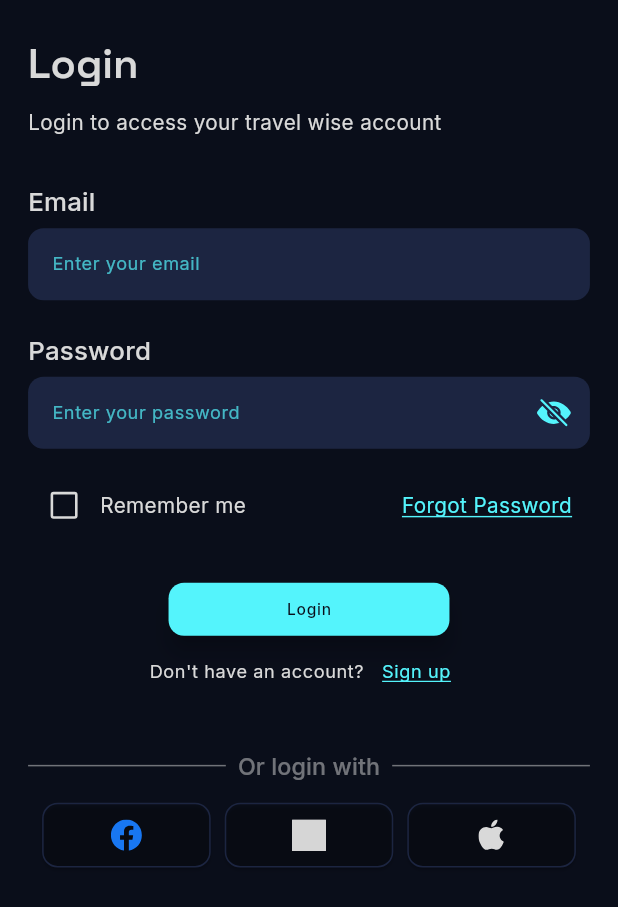
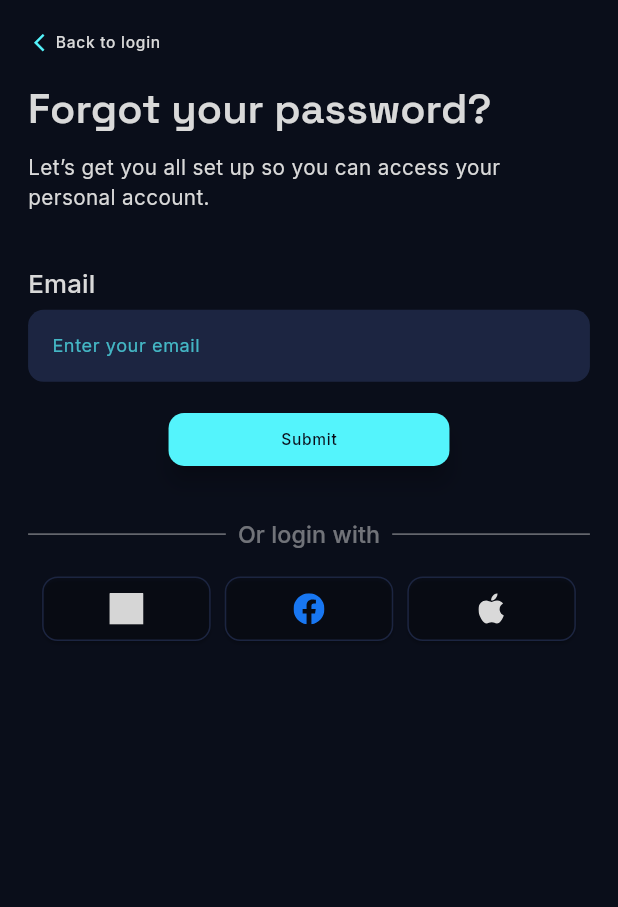
Before and after one commit to MoBakr99/NLeaks, a Flutter app: the screen it shows after launch, after a tap on "Forgot Password", on a phone screen of 412 x 824 dp. Shown: the top 907 px of the screen. Run offline on Flutter 3.47's test engine with Material 3 defaults, Android fonts, the phone set to English and light mode, and no system bars; our stand-ins replace flutter_screenutil, flutter_svg, google_fonts; grey boxes are pictures that could not be loaded.

Commit message:
Finished Authentication UI and added a splash screen

```diff
--- a/lib/core/constants/app_routes.dart
+++ b/lib/core/constants/app_routes.dart
@@ -1,7 +1,12 @@
 import 'package:flutter/widgets.dart';
+import 'package:n_leaks/features/auth/forgot_pass_page.dart';
+import 'package:n_leaks/features/auth/set_pass_page.dart';
+import 'package:n_leaks/features/auth/verify_code_page.dart';
+import 'package:n_leaks/splash_screen.dart';
 import 'package:n_leaks/features/auth/login_page.dart';
 import 'package:n_leaks/features/auth/signup_page.dart';
 
+const String splashRoute = '/splash';
 const String homeRoute = '/home';
 const String loginRoute = '/login';
 const String signupRoute = '/signup';
@@ -12,10 +17,11 @@ const String profileRoute = '/profile';
 const String settingsRoute = '/settings';
 
 Map<String, Widget Function(BuildContext)> get appRoutes => {
+  splashRoute: (context) => const SplashScreen(),
   homeRoute: (context) => const LoginPage(),
   loginRoute: (context) => const LoginPage(),
   signupRoute: (context) => const SignupPage(),
-  forgotPassRoute: (context) => const LoginPage(),
-  verifyCodeRoute: (context) => const LoginPage(),
-  resetPassRoute: (context) => const LoginPage(),
+  forgotPassRoute: (context) => const ForgotPassPage(),
+  verifyCodeRoute: (context) => const VerifyCodePage(),
+  resetPassRoute: (context) => const SetPassPage(),
 };
--- a/lib/features/auth/forgot_pass_page.dart
+++ b/lib/features/auth/forgot_pass_page.dart
@@ -0,0 +1,105 @@
+import 'package:flutter/material.dart';
+import 'package:flutter_screenutil/flutter_screenutil.dart';
+import 'package:n_leaks/core/constants/app_routes.dart';
+import 'package:n_leaks/core/widgets/named_text_field.dart';
+import 'package:n_leaks/features/auth/widgets/app_button.dart';
+import 'package:n_leaks/features/auth/widgets/or_divider.dart';
+import 'package:n_leaks/features/auth/widgets/social_buttons.dart';
+
+class ForgotPassPage extends StatefulWidget {
+  const ForgotPassPage({super.key});
+
+  @override
+  State<ForgotPassPage> createState() => _ForgotPassPageState();
+}
+
+class _ForgotPassPageState extends State<ForgotPassPage> {
+  final GlobalKey<FormState> _formKey = GlobalKey<FormState>();
+  final TextEditingController _emailController = TextEditingController();
+
+  @override
+  void dispose() {
+    super.dispose();
+    _emailController.dispose();
+  }
+
+  @override
+  Widget build(BuildContext context) {
+    return Scaffold(
+      appBar: AppBar(
+        leadingWidth: 120.w,
+        leading: TextButton(
+          onPressed: () {
+            Navigator.pop(context);
+          },
+          style: TextButton.styleFrom(padding: EdgeInsets.only(left: 15.w)),
+          child: Row(
+            mainAxisAlignment: MainAxisAlignment.center,
+            children: <Widget>[
+              Icon(
+                Icons.arrow_back_ios_new_outlined,
+                size: 16.sp,
+                color: Theme.of(context).primaryColor,
+              ),
+              SizedBox(width: 4.w),
+              Text(
+                'Back to login',
+                style: Theme.of(context).textTheme.labelMedium!.copyWith(
+                  color: Theme.of(context).colorScheme.tertiary,
+                ),
+              ),
+            ],
+          ),
+        ),
+      ),
+      body: Padding(
+        padding: EdgeInsets.symmetric(horizontal: 20.w),
+        child: SingleChildScrollView(
+          child: Column(
+            children: [
+              Align(
+                alignment: Alignment.centerLeft,
+                child: Text(
+                  'Forgot your password?',
+                  style: Theme.of(context).textTheme.displayMedium,
+                ),
+              ),
+              SizedBox(height: 16.h),
+              Align(
+                alignment: Alignment.centerLeft,
+                child: Text(
+                  'Let’s get you all set up so you can access your personal account.',
+                  style: Theme.of(context).textTheme.bodyMedium,
+                ),
+              ),
+              SizedBox(height: 40.h),
+              Form(
+                key: _formKey,
+                child: NamedTextField(
+                  name: 'Email',
+                  hintText: 'Enter your email',
+                  controller: _emailController,
+                  keyboardType: TextInputType.emailAddress,
+                ),
+              ),
+              SizedBox(height: 24.h),
+              AppButton(
+                onPressed: () {
+                  if (_formKey.currentState!.validate()) {
+                    // Handle forgot password logic here
+                    Navigator.pushReplacementNamed(context, verifyCodeRoute);
+                  }
+                },
+                text: 'Submit',
+              ),
+              SizedBox(height: 40.h),
+              OrDivider(login: true),
+              SizedBox(height: 20.h),
+              SocialButtons(onPressed: [() {}, () {}, () {}]),
+            ],
+          ),
+        ),
+      ),
+    );
+  }
+}
--- a/lib/features/auth/login_page.dart
+++ b/lib/features/auth/login_page.dart
@@ -20,9 +20,17 @@ class _LoginPageState extends State<LoginPage> {
   final TextEditingController _passController = TextEditingController();
 
   @override
+  void dispose() {
+    super.dispose();
+    _emailController.dispose();
+    _passController.dispose();
+  }
+
+  @override
   Widget build(BuildContext context) {
     return Scaffold(
-      body: SingleChildScrollView(
+      body: SafeArea(
+        child: SingleChildScrollView(
           child: Padding(
             padding: EdgeInsets.symmetric(horizontal: 20.w, vertical: 30.h),
             child: Form(
@@ -79,10 +87,13 @@ class _LoginPageState extends State<LoginPage> {
                         ],
                       ),
                       TextButton(
-                      onPressed: () {},
+                        onPressed: () {
+                          Navigator.pushNamed(context, forgotPassRoute);
+                        },
                         child: Text(
                           'Forgot Password',
-                        style: Theme.of(context).textTheme.bodyMedium!.copyWith(
+                          style: Theme.of(context).textTheme.bodyMedium!
+                              .copyWith(
                                 color: Theme.of(context).colorScheme.primary,
                                 decoration: TextDecoration.underline,
                                 decorationColor: Theme.of(
@@ -117,7 +128,8 @@ class _LoginPageState extends State<LoginPage> {
                         },
                         child: Text(
                           'Sign up',
-                        style: Theme.of(context).textTheme.bodySmall!.copyWith(
+                          style: Theme.of(context).textTheme.bodySmall!
+                              .copyWith(
                                 color: Theme.of(context).colorScheme.primary,
                                 decoration: TextDecoration.underline,
                                 decorationColor: Theme.of(
@@ -144,13 +156,7 @@ class _LoginPageState extends State<LoginPage> {
             ),
           ),
         ),
+      ),
     );
   }
-
-  @override
-  void dispose() {
-    super.dispose();
-    _emailController.dispose();
-    _passController.dispose();
 }
-}
--- a/lib/features/auth/widgets/social_buttons.dart
+++ b/lib/features/auth/widgets/social_buttons.dart
@@ -5,7 +5,11 @@ import 'package:flutter_svg/svg.dart';
 class SocialButtons extends StatelessWidget {
   const SocialButtons({
     super.key,
-    required this.assets,
+    this.assets = const [
+      'assets/images/svgs/google_logo.svg',
+      'assets/images/svgs/facebook_logo.svg',
+      'assets/images/svgs/apple_logo.svg',
+    ],
     required this.onPressed,
   });
 
--- a/lib/main.dart
+++ b/lib/main.dart
@@ -2,7 +2,7 @@ import 'package:flutter/material.dart';
 import 'package:flutter_screenutil/flutter_screenutil.dart';
 import 'package:n_leaks/core/constants/app_routes.dart';
 import 'package:n_leaks/core/themes/theme.dart';
-import 'package:n_leaks/features/auth/login_page.dart';
+import 'package:n_leaks/splash_screen.dart';
 
 void main() {
   runApp(const MyApp());
@@ -21,7 +21,7 @@ class MyApp extends StatelessWidget {
           debugShowCheckedModeBanner: false,
           theme: appTheme,
           routes: appRoutes,
-          home: const LoginPage(),
+          home: const SplashScreen(),
         ),
     );
   }
--- /dev/null
+++ b/lib/splash_screen.dart
@@ -0,0 +1,32 @@
+import 'package:flutter/material.dart';
+
+class SplashScreen extends StatefulWidget {
+  const SplashScreen({super.key});
+
+  @override
+  State<SplashScreen> createState() => _SplashScreenState();
+}
+
+class _SplashScreenState extends State<SplashScreen> {
+  @override
+  void initState() {
+    super.initState();
+    Future.delayed(const Duration(seconds: 2), () {
+      if (mounted) {
+        Navigator.pushReplacementNamed(context, '/login');
+      }
+    });
+  }
+
+  @override
+  Widget build(BuildContext context) {
+    return Scaffold(
+      body: Center(
+        child: Image.asset(
+          'assets/images/pngs/app_logo.png',
+          scale: 0.8,
+        ),
+      ),
+    );
+  }
+}
```
Also changed, not shown: lib/features/auth/set_pass_page.dart (+98 -0 lines), lib/features/auth/signup_page.dart (+23 -13 lines), lib/features/auth/verify_code_page.dart (+117 -0 lines), assets/images/pngs/app_logo.png (added). Lines whose indentation alone changed are shown as unchanged.
